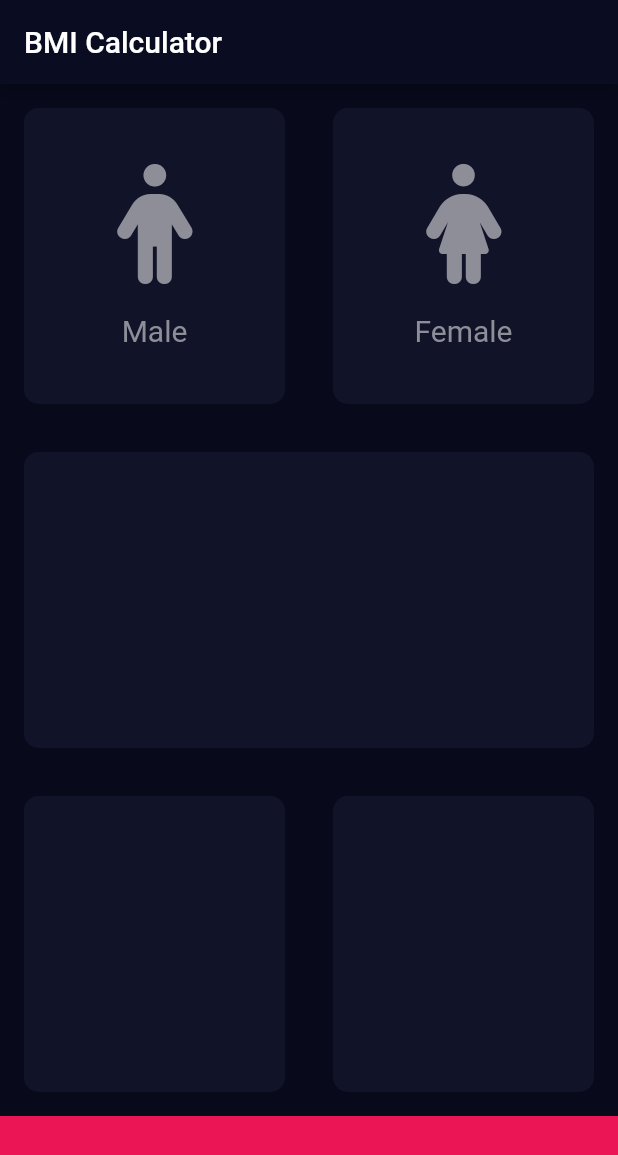
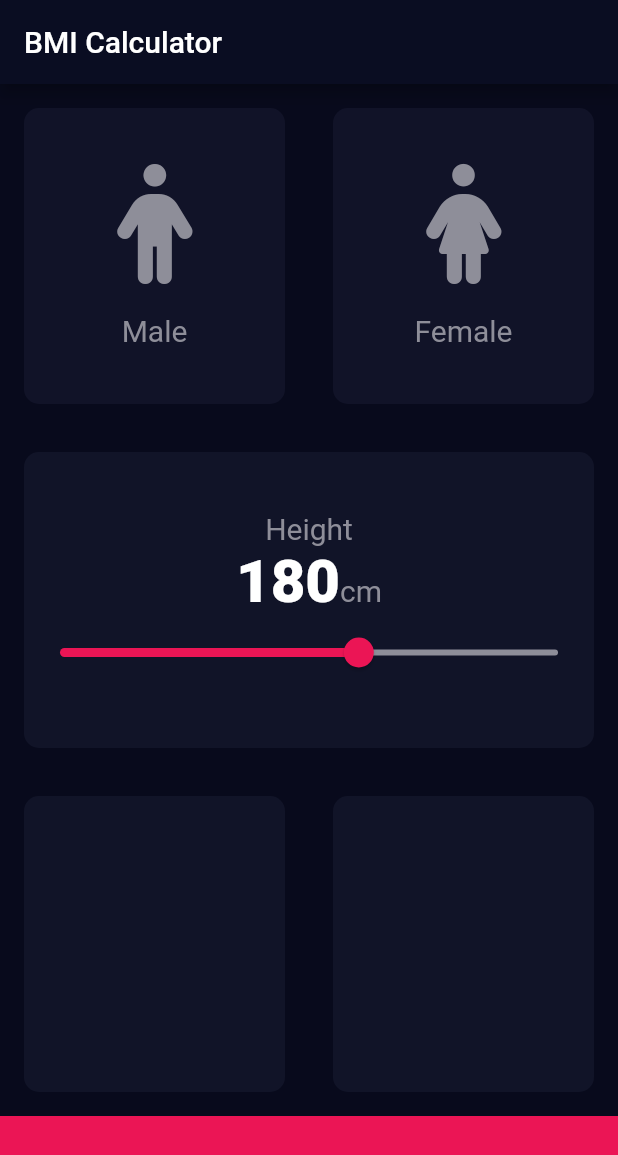
Before and after one commit to Dmytro-Pashko/BMI-Calculator, a Flutter app: the screen it shows after launch, on a phone screen of 412 x 824 dp. Shown: the top 1155 px of the screen. Run offline on Flutter 3.47's test engine with Material 2 defaults, Android fonts, the phone set to English and light mode, and no system bars; our stand-ins replace font_awesome_flutter.

Commit message:
Implemented slider widget for set the Height.

```diff
--- a/lib/icon_content_card.dart
+++ b/lib/icon_content_card.dart
@@ -1,4 +1,4 @@
-import 'package:bmi_calculator/reusable_card.dart';
+import 'package:bmi_calculator/rounded_card.dart';
 import 'package:flutter/material.dart';
 
 const activeCardIconColor = Color(0xFFFFFFFF);
@@ -12,16 +12,21 @@ class IconContentCard extends StatelessWidget {
       {Key? key,
       required this.icon,
       required this.label,
-      required this.isSelected})
+      required this.isSelected,
+      required this.onClick})
       : super(key: key);
 
   final IconData icon;
   final String label;
   final bool isSelected;
+  final Function() onClick;
 
   @override
   Widget build(BuildContext context) {
-    return RoundedCard(
+    return GestureDetector(
+      onTap: onClick,
+      child: RoundedCard(
+        color: isSelected ? activeCardColor : inactiveCardColor,
         child: Column(
           mainAxisAlignment: MainAxisAlignment.center,
           children: [
@@ -36,12 +41,13 @@ class IconContentCard extends StatelessWidget {
             Text(
               label,
               style: TextStyle(
-                color: isSelected ? activeCardIconColor : inactiveCardIconColor,
+                  color:
+                      isSelected ? activeCardIconColor : inactiveCardIconColor,
                   fontSize: 20),
             )
           ],
         ),
-      color: isSelected ? activeCardColor : inactiveCardColor,
+      ),
     );
   }
 }
--- a/lib/main.dart
+++ b/lib/main.dart
@@ -1,4 +1,4 @@
-import 'package:bmi_calculator/reusable_card.dart';
+import 'package:bmi_calculator/rounded_card.dart';
 import 'package:flutter/material.dart';
 import 'package:font_awesome_flutter/font_awesome_flutter.dart';
 
@@ -27,6 +27,7 @@ class InputPage extends StatefulWidget {
 
 class _InputPageState extends State<InputPage> {
   Gender selectedGender = Gender.NONE;
+  int height = 180;
 
   void selectGender(Gender gender) {
     setState(() {
@@ -49,34 +50,70 @@ class _InputPageState extends State<InputPage> {
                 child: Row(
               children: [
                 Expanded(
-                    child: GestureDetector(
-                      onTap: (){
-                        selectGender(Gender.MALE);
-                      },
-                      child: IconContentCard(
+                    child: IconContentCard(
                   icon: FontAwesomeIcons.person,
                   label: 'Male',
                   isSelected: selectedGender == Gender.MALE,
-                ),
-                    )),
+                  onClick: () {
+                    selectGender(Gender.MALE);
+                  },
+                )),
                 Expanded(
-                  child: GestureDetector(
-                    onTap: (){
+                  child: IconContentCard(
+                    icon: FontAwesomeIcons.personDress,
+                    label: 'Female',
+                    isSelected: selectedGender == Gender.FEMALE,
+                    onClick: () {
                       selectGender(Gender.FEMALE);
                     },
-                    child: IconContentCard(
-                        icon: FontAwesomeIcons.personDress,
-                        label: 'Female',
-                        isSelected: selectedGender == Gender.FEMALE),
                   ),
                 ),
               ],
             )),
             Expanded(
-                child: RoundedCard(
-              color: Color(0xFF111428),
-              child: Container(),
-            )),
+              child: RoundedCard(
+                color: Color(0xFF111428),
+                child: Column(
+                  mainAxisAlignment: MainAxisAlignment.center,
+                  children: [
+                    Text(
+                      'Height',
+                      style: TextStyle(color: Color(0xFF8E8E99), fontSize: 20),
+                    ),
+                    Row(
+                      mainAxisAlignment: MainAxisAlignment.center,
+                      crossAxisAlignment: CrossAxisAlignment.baseline,
+                      textBaseline: TextBaseline.alphabetic,
+                      children: [
+                        Text(
+                          '$height',
+                          style: TextStyle(
+                              color: Colors.white,
+                              fontWeight: FontWeight.w900,
+                              fontSize: 40),
+                        ),
+                        Text(
+                          'cm',
+                          style:
+                              TextStyle(color: Color(0xFF8E8E99), fontSize: 20),
+                        ),
+                      ],
+                    ),
+                    Slider(
+                        value: height.toDouble(),
+                        min: 120.0,
+                        max: 220.0,
+                        activeColor: Color(0xFFEB1555),
+                        inactiveColor: Color(0xFF8E8E99),
+                        onChanged: (newValue) {
+                          setState(() {
+                            height = newValue.round();
+                          });
+                        })
+                  ],
+                ),
+              ),
+            ),
             Expanded(
               child: Row(
                 children: [
```
Also changed, not shown: lib/rounded_card.dart (renamed from lib/reusable_card.dart). Lines whose indentation alone changed are shown as unchanged.
